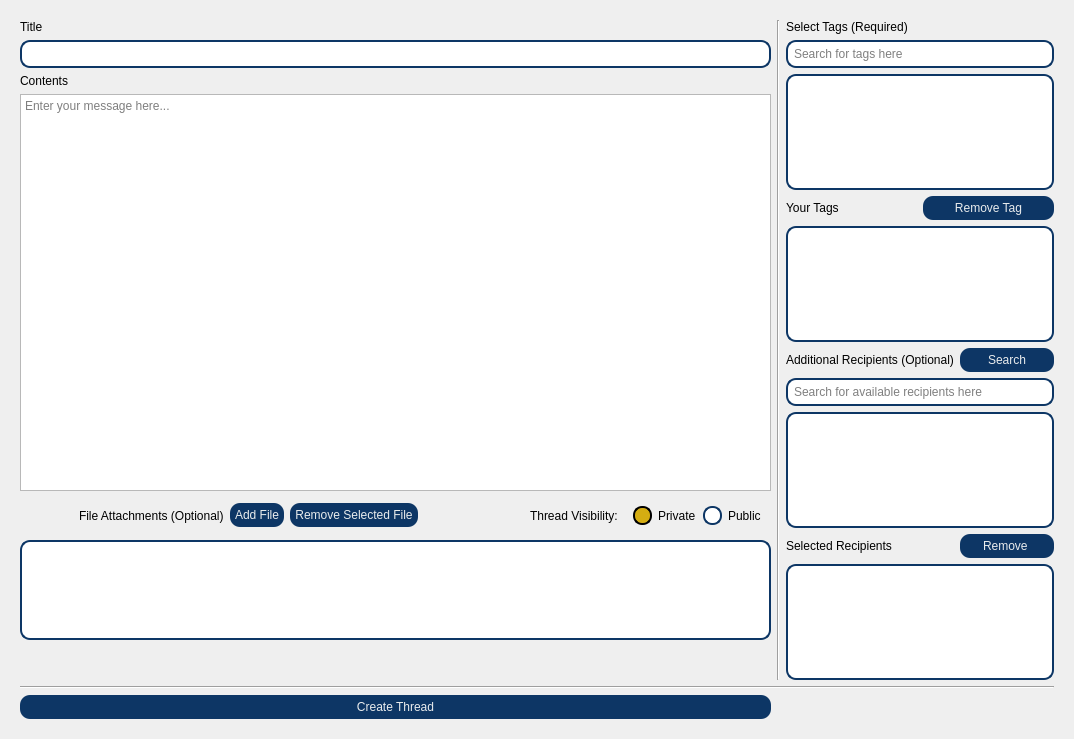
The window that newthreadswindow.ui (PeteCastle/SoftwareDesignCaseStudy) describes before a commit, drawn with Qt 5.
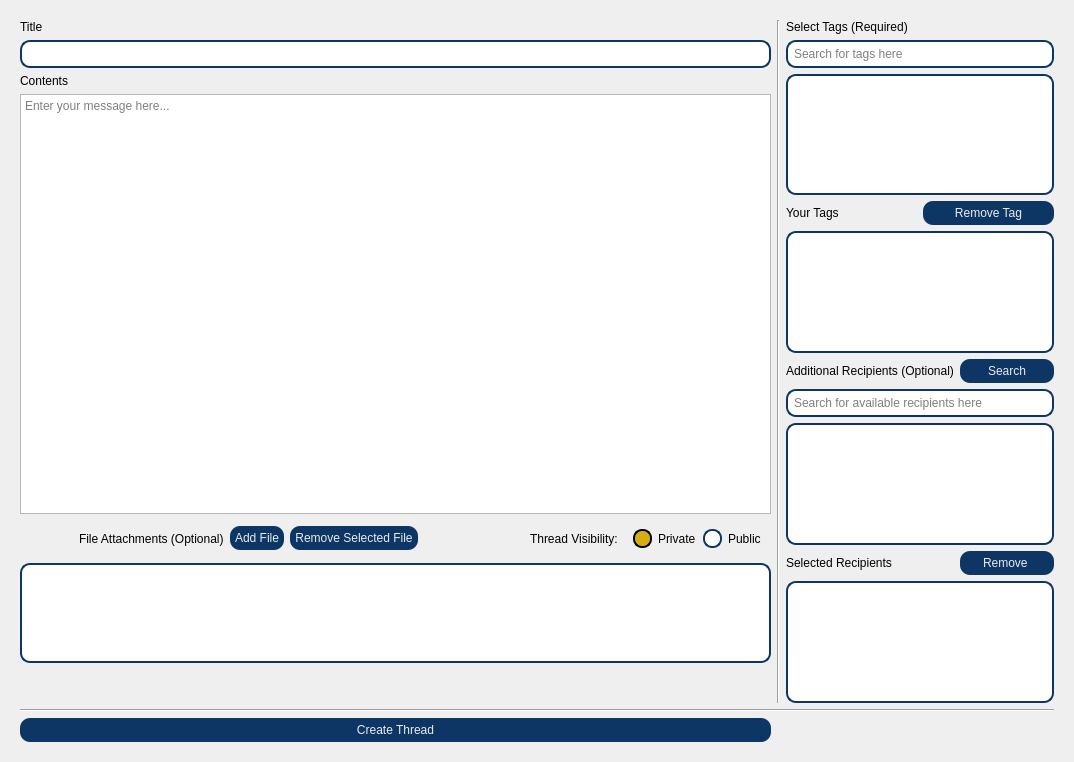
The same window after the commit. Icons and pictures are not drawn. Custom widgets are drawn as their Qt base class.

The edit to the form file:
```diff
--- a/newthreadswindow.ui
+++ b/newthreadswindow.ui
@@ -7,7 +7,7 @@
     <x>0</x>
     <y>0</y>
     <width>1074</width>
-    <height>553</height>
+    <height>762</height>
    </rect>
   </property>
   <property name="windowTitle">
@@ -196,6 +196,9 @@
      </item>
      <item row="3" column="0" alignment="Qt::AlignLeft">
       <widget class="QLabel" name="RecipientsSelectedLabel">
+       <property name="styleSheet">
+        <string notr="true">font: bold 10pt &quot;heebo&quot;;</string>
+       </property>
        <property name="text">
         <string>Selected Recipients</string>
        </property>
@@ -203,6 +206,9 @@
      </item>
      <item row="0" column="0">
       <widget class="QLabel" name="RecipientsAddLabel">
+       <property name="styleSheet">
+        <string notr="true">font: bold 10pt &quot;heebo&quot;;</string>
+       </property>
        <property name="text">
         <string>Additional Recipients (Optional)</string>
        </property>
@@ -254,6 +260,9 @@
      </item>
      <item row="3" column="0">
       <widget class="QLabel" name="TagsYourLabel">
+       <property name="styleSheet">
+        <string notr="true">font: bold 10pt &quot;heebo&quot;;</string>
+       </property>
        <property name="text">
         <string>Your Tags</string>
        </property>
```
Left out of the diff: 9 changed lines with no effect on the pictures.
